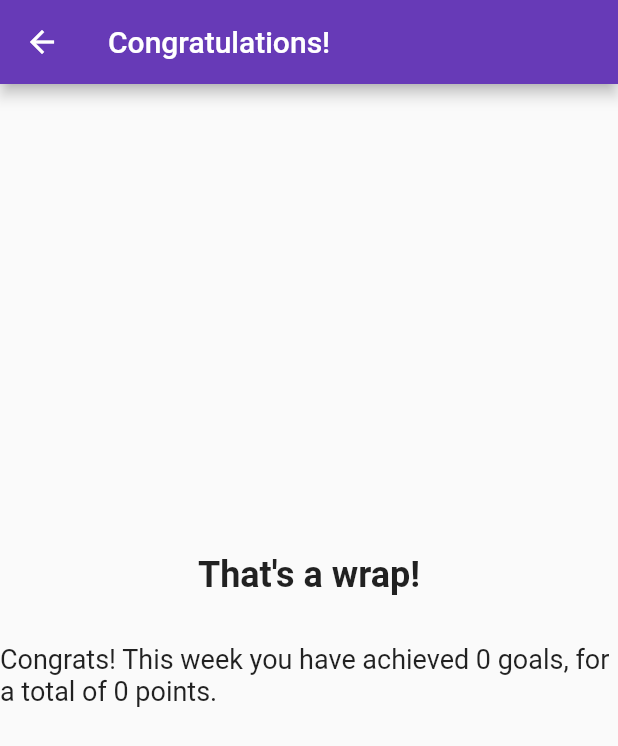
After one commit to rishav-c1/drp31, a Flutter app: the screen it shows after launch, after a tap on "Weekly Recap", on a phone screen of 412 x 824 dp. The commit adds this screen. Shown: the top 746 px of the screen. Run offline on Flutter 3.47's test engine with Material 2 defaults, Android fonts, the phone set to English and light mode, and no system bars; our stand-ins replace cloud_firestore, confetti, firebase_core; missing offline and left inert: dart:ffi; accounts and stored records are empty.

Commit message:
Added weekly recap & confettis

```diff
--- a/lib/main.dart
+++ b/lib/main.dart
@@ -1,10 +1,12 @@
 import 'dart:ffi';
 
 import 'package:cloud_firestore/cloud_firestore.dart';
+import 'package:drp31/weeklyRecap.dart';
 import 'package:flutter/material.dart';
 
 import 'package:firebase_core/firebase_core.dart';
 import 'addGoal.dart';
+import 'weeklyRecap.dart';
 import 'firebase_options.dart';
 
 Future<void> main() async {
@@ -42,6 +44,7 @@ class MyHomePage extends StatefulWidget {
 class _MyHomePageState extends State<MyHomePage> {
   FirebaseFirestore db = FirebaseFirestore.instance;
   int totalPoints = 0;
+  int goalsCompleted = 0;
 
   @override
   void dispose() {
@@ -53,6 +56,13 @@ class _MyHomePageState extends State<MyHomePage> {
     if (!currentStatus) {
       setState(() {
         totalPoints += points;
+        goalsCompleted += 1;
+      });
+    } else {
+      setState(() {
+        totalPoints -= points;
+        int completed = (goalsCompleted > 0)? goalsCompleted - 1 : 0;
+        goalsCompleted = completed;
       });
     }
   }
@@ -68,7 +78,13 @@ class _MyHomePageState extends State<MyHomePage> {
         child: Column(
           mainAxisAlignment: MainAxisAlignment.center,
           children: <Widget>[
+            Text(
+              "Today's Tasks 💪",
+              style: TextStyle(fontSize: 20, fontWeight: FontWeight.bold),
+            ),
+            Text("My Points: ${totalPoints}pts"),
             FloatingActionButton(
+              heroTag: "btn1",
               onPressed: () {
                 Navigator.push(
                   context,
@@ -78,11 +94,6 @@ class _MyHomePageState extends State<MyHomePage> {
               backgroundColor: Colors.deepPurple,
               child: Icon(Icons.add, color: Colors.white),
             ),
-            Text(
-              "My Points: ${totalPoints}pts", // Display total points
-              style: TextStyle(fontSize: 20, fontWeight: FontWeight.bold),
-            ),
-            const Text("Today's Tasks 💪"),
             Flexible(
               child: StreamBuilder<QuerySnapshot>(
                 stream: db.collection('tasks').snapshots(),
@@ -118,6 +129,18 @@ class _MyHomePageState extends State<MyHomePage> {
                 },
               ),
             ),
+            FloatingActionButton.extended(
+              heroTag: "btn2",
+              onPressed: () {
+                Navigator.push(
+                  context,
+                  MaterialPageRoute(builder: (context) => WeeklyRecapPage(goalsCompleted: goalsCompleted, totalPoints: totalPoints)),
+                );
+              },
+              backgroundColor: Colors.deepPurple,
+              icon: Icon(Icons.add, color: Colors.white),
+              label: Text('Weekly Recap'),
+            ),
           ],
         ),
       ),
--- /dev/null
+++ b/lib/weeklyRecap.dart
@@ -0,0 +1,71 @@
+import 'package:confetti/confetti.dart';
+import 'package:flutter/material.dart';
+
+class WeeklyRecapPage extends StatefulWidget {
+  final int goalsCompleted;
+  final int totalPoints;
+
+  const WeeklyRecapPage({
+    required this.goalsCompleted,
+    required this.totalPoints,
+  });
+
+  @override
+  State<WeeklyRecapPage> createState() => _WeeklyRecapPage();
+}
+class _WeeklyRecapPage extends State<WeeklyRecapPage> {
+  final controller = ConfettiController();
+
+  @override
+  void initState() {
+    super.initState();
+    controller.play();
+  }
+
+  @override
+  void dispose() {
+    controller.dispose();
+    super.dispose();
+  }
+
+  @override
+  Widget build(BuildContext context) {
+    return Scaffold(
+      appBar: AppBar(
+        title: const Text('Congratulations!'),
+        backgroundColor: Colors.deepPurple,
+      ),
+      body: Center(
+        child: Column(
+          mainAxisAlignment: MainAxisAlignment.center,
+          children: <Widget>[
+            Text(
+              "That's a wrap!",
+              style: TextStyle(fontSize: 24, fontWeight: FontWeight.bold),
+            ),
+            const SizedBox(height: 32),
+            Center(child: Text(
+              'Congrats! This week you have achieved ${widget.goalsCompleted} goals, for a total of ${widget.totalPoints} points.',
+              style: TextStyle(fontSize: 18),
+            ),
+            ),
+            const SizedBox(height: 8),
+            const SizedBox(height: 32),
+            ConfettiWidget(
+              confettiController: controller,
+              blastDirectionality: BlastDirectionality.explosive,
+              shouldLoop: false,
+              colors: const [
+                Colors.green,
+                Colors.blue,
+                Colors.orange,
+                Colors.purple,
+                Colors.yellow,
+              ],
+            ),
+          ],
+        ),
+      ),
+    );
+  }
+}
--- a/pubspec.yaml
+++ b/pubspec.yaml
@@ -32,6 +32,7 @@ environment:
 dependencies:
   flutter:
     sdk: flutter
+  confetti: ^0.6.0
 #  best_flutter_ui_templates:
 #    path: /Users/rosa/Downloads/Best-Flutter-UI-Templates-master/best_flutter_ui_templates
 
```
Also changed, not shown: pubspec.lock.
